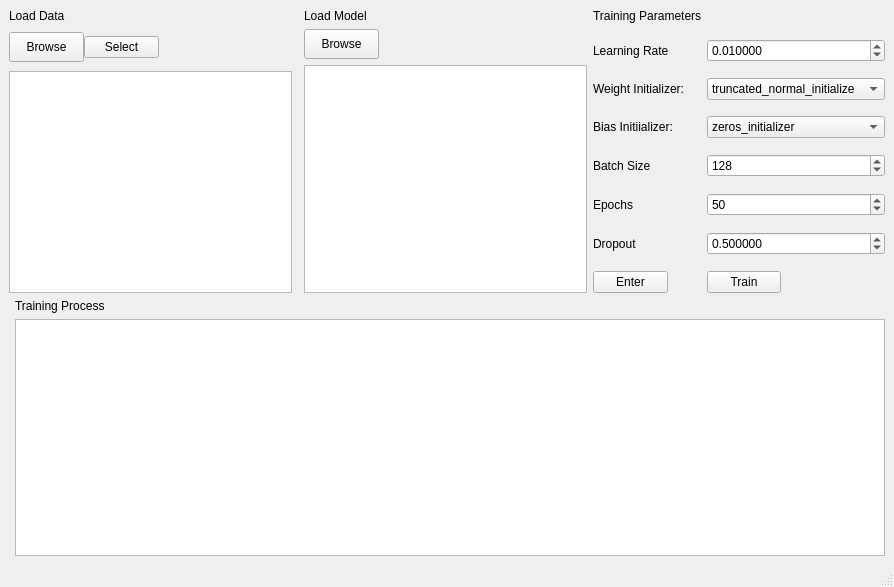
This is QSAR-UI/mainwindow1.ui in sheMnapion/AI-QSAR as Qt 5 draws it before an edit. The edited form follows.
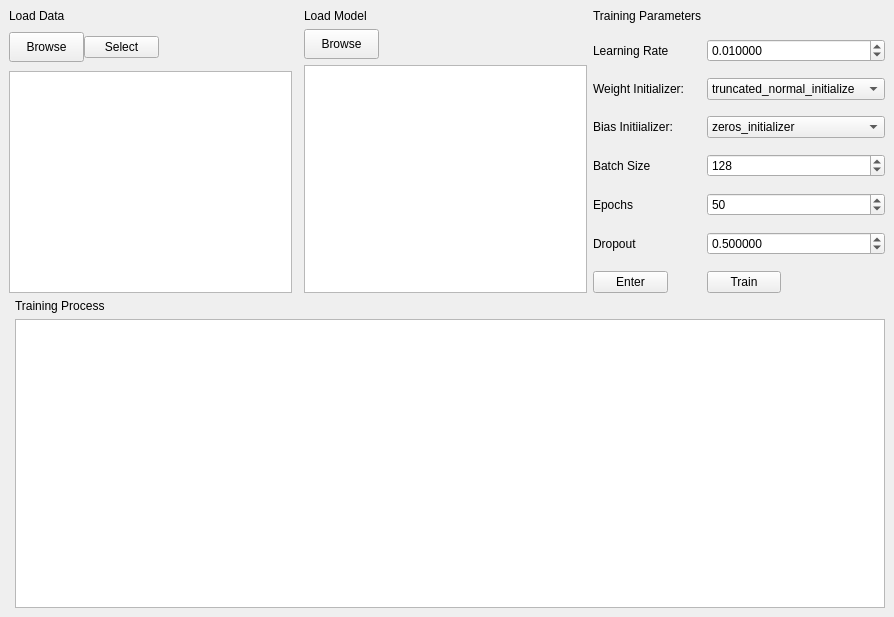
This is the edited form.

The edit to the form file:
```diff
--- a/QSAR-UI/mainwindow1.ui
+++ b/QSAR-UI/mainwindow1.ui
@@ -7,7 +7,7 @@
     <x>0</x>
     <y>0</y>
     <width>894</width>
-    <height>587</height>
+    <height>617</height>
    </rect>
   </property>
   <property name="sizePolicy">
@@ -369,7 +369,6 @@
     </rect>
    </property>
   </widget>
-  <widget class="QStatusBar" name="statusbar"/>
  </widget>
  <resources/>
  <connections/>
```
